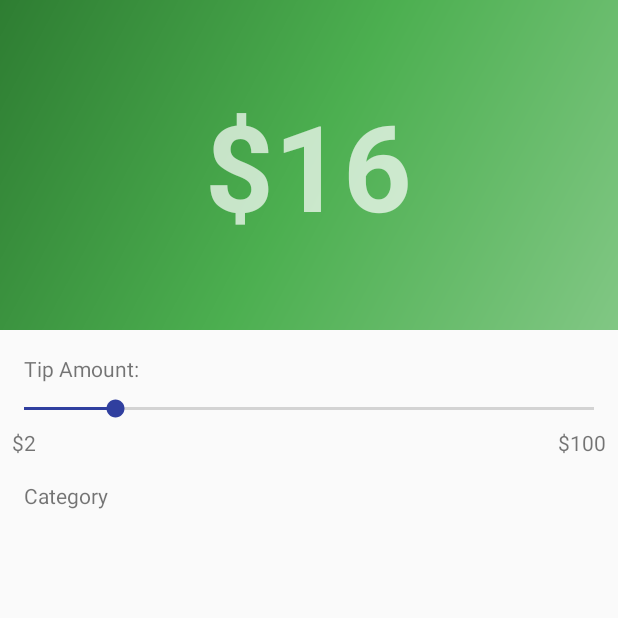
After one commit to gsk-gagan/rewardDesing, an Android app: the Reward screen opened directly, with no data from a screen before it, on a phone screen of 412 x 824 dp, the top half of it. The commit adds this screen. Run offline under Robolectric (Android 15) with nearby library versions, the phone set to English and light mode, and no system bars.

Commit message:
Adding Reward Page

```diff
--- a/sample/src/main/AndroidManifest.xml
+++ b/sample/src/main/AndroidManifest.xml
@@ -1,20 +1,19 @@
 <?xml version="1.0" encoding="utf-8"?>
 <manifest xmlns:android="http://schemas.android.com/apk/res/android"
-    package="com.github.florent37.materialviewpager.sample"
-    >
+    package="com.github.florent37.materialviewpager.sample">
 
-    <uses-permission android:name="android.permission.INTERNET"/>
-    <uses-permission android:name="android.permission.WRITE_EXTERNAL_STORAGE"/>
+    <uses-permission android:name="android.permission.INTERNET" />
+    <uses-permission android:name="android.permission.WRITE_EXTERNAL_STORAGE" />
 
     <application
         android:allowBackup="true"
         android:icon="@mipmap/ic_launcher"
         android:label="@string/app_name"
-        android:theme="@style/AppTheme" >
+        android:theme="@style/AppTheme">
         <activity
             android:name=".MainActivity"
-            android:label="@string/app_name"
-            android:configChanges="orientation">
+            android:configChanges="orientation"
+            android:label="@string/app_name">
             <intent-filter>
                 <action android:name="android.intent.action.MAIN" />
 
@@ -26,6 +25,7 @@
             android:name="io.fabric.ApiKey"
             android:value="29cbd600bb8183011201895a931db91e93f2d614" />
 
+        <activity android:name=".Reward"></activity>
     </application>
 
 </manifest>
--- /dev/null
+++ b/sample/src/main/java/com/github/florent37/materialviewpager/sample/Reward.java
@@ -0,0 +1,50 @@
+package com.github.florent37.materialviewpager.sample;
+
+import android.support.v7.app.AppCompatActivity;
+import android.os.Bundle;
+import android.widget.SeekBar;
+import android.widget.TextView;
+
+public class Reward extends AppCompatActivity {
+
+    private SeekBar seekBar;
+    private TextView rewardTextView;
+    private int minReward, maxReward, reward;
+
+    @Override
+    protected void onCreate(Bundle savedInstanceState) {
+        super.onCreate(savedInstanceState);
+        setContentView(R.layout.activity_reward);
+
+        minReward = 2;
+        maxReward = 100;
+        reward = 16;
+
+        rewardTextView = (TextView) findViewById(R.id.rewardText_tv);
+        rewardTextView.setText("$"+reward);
+
+        seekBar = (SeekBar) findViewById(R.id.rewardSeekBar_sb);
+        seekBar.setProgress(reward);
+        seekBar.setMax(maxReward);
+
+        seekBar.setOnSeekBarChangeListener(new SeekBar.OnSeekBarChangeListener() {
+
+            @Override
+            public void onStopTrackingTouch(SeekBar seekBar) {
+            }
+
+            @Override
+            public void onStartTrackingTouch(SeekBar seekBar) {
+            }
+
+            @Override
+            public void onProgressChanged(SeekBar seekBar, int progress, boolean fromUser) {
+                if(progress < minReward)
+                    reward = minReward;
+                else
+                    reward = progress;
+                rewardTextView.setText("$"+reward);
+            }
+        });
+    }
+}
--- a/sample/src/main/java/com/github/florent37/materialviewpager/sample/fragment/ScrollFragment.java
+++ b/sample/src/main/java/com/github/florent37/materialviewpager/sample/fragment/ScrollFragment.java
@@ -1,5 +1,6 @@
 package com.github.florent37.materialviewpager.sample.fragment;
 
+import android.content.Intent;
 import android.os.Bundle;
 import android.support.annotation.Nullable;
 import android.support.design.widget.FloatingActionButton;
@@ -13,13 +14,12 @@ import android.widget.Toast;
 import com.github.florent37.materialviewpager.MaterialViewPagerHelper;
 
 import com.github.florent37.materialviewpager.sample.R;
+import com.github.florent37.materialviewpager.sample.Reward;
 
 import butterknife.BindView;
 import butterknife.ButterKnife;
 
-/**
- * Created by florentchampigny on 24/04/15.
- */
+
 public class ScrollFragment extends Fragment {
 
     @BindView(R.id.scrollView)
@@ -45,7 +45,8 @@ public class ScrollFragment extends Fragment {
         fab.setOnClickListener(new View.OnClickListener() {
             @Override
             public void onClick(View view) {
-                Toast.makeText(getActivity(), "Hi Clicked", Toast.LENGTH_SHORT).show();
+                Intent intent = new Intent(getActivity(), Reward.class);
+                startActivity(intent);
             }
         });
     }
--- /dev/null
+++ b/sample/src/main/res/layout/activity_reward.xml
@@ -0,0 +1,96 @@
+<?xml version="1.0" encoding="utf-8"?>
+<RelativeLayout xmlns:android="http://schemas.android.com/apk/res/android"
+    xmlns:tools="http://schemas.android.com/tools"
+    android:id="@+id/activity_reward"
+    android:layout_width="match_parent"
+    android:layout_height="match_parent"
+    tools:context="com.github.florent37.materialviewpager.sample.Reward">
+
+
+    <RelativeLayout
+        android:id="@+id/relativeLayout"
+        android:layout_width="match_parent"
+        android:layout_height="220dp"
+        android:background="@drawable/side_nav_bar"
+        android:gravity="center"
+        android:orientation="vertical"
+        android:paddingLeft="@dimen/activity_horizontal_margin"
+        android:paddingRight="@dimen/activity_horizontal_margin"
+        android:paddingTop="@dimen/activity_vertical_margin"
+        android:paddingBottom="@dimen/activity_vertical_margin"
+        android:theme="@style/ThemeOverlay.AppCompat.Dark">
+
+
+        <TextView
+            android:id="@+id/rewardText_tv"
+            android:text="$16"
+            android:textSize="80sp"
+            android:textStyle="bold"
+            android:layout_width="wrap_content"
+            android:layout_height="wrap_content"
+            android:layout_centerVertical="true"
+            android:layout_centerHorizontal="true" />
+    </RelativeLayout>
+
+    <TextView
+        android:text="Tip Amount:"
+        android:layout_width="wrap_content"
+        android:layout_height="wrap_content"
+        android:layout_below="@+id/relativeLayout"
+        android:layout_alignParentLeft="true"
+        android:layout_alignParentStart="true"
+        android:paddingLeft="@dimen/activity_horizontal_margin"
+        android:paddingRight="@dimen/activity_horizontal_margin"
+        android:paddingTop="@dimen/activity_vertical_margin"
+        android:paddingBottom="4dp"
+        android:id="@+id/tipAmountPlaceHolder_tv"/>
+
+    <SeekBar
+        android:layout_width="match_parent"
+        android:layout_height="wrap_content"
+        android:layout_below="@+id/tipAmountPlaceHolder_tv"
+        android:layout_centerHorizontal="true"
+        android:paddingLeft="@dimen/activity_horizontal_margin"
+        android:paddingRight="@dimen/activity_horizontal_margin"
+        android:paddingTop="4dp"
+        android:paddingBottom="4dp"
+        android:progress="3"
+        android:id="@+id/rewardSeekBar_sb" />
+
+    <TextView
+        android:text="$2"
+        android:layout_width="wrap_content"
+        android:layout_height="wrap_content"
+        android:layout_below="@+id/rewardSeekBar_sb"
+        android:layout_alignParentLeft="true"
+        android:layout_alignParentStart="true"
+        android:id="@+id/minReward_tv"
+        android:paddingLeft="8dp"
+        android:paddingRight="8dp"/>
+
+    <TextView
+        android:text="$100"
+        android:layout_width="wrap_content"
+        android:layout_height="wrap_content"
+        android:layout_alignBottom="@+id/minReward_tv"
+        android:layout_alignParentRight="true"
+        android:layout_alignParentEnd="true"
+        android:id="@+id/maxReward_tv"
+        android:paddingLeft="8dp"
+        android:paddingRight="8dp"/>
+
+    <TextView
+        android:text="Category"
+        android:layout_width="wrap_content"
+        android:layout_height="wrap_content"
+        android:layout_below="@+id/minReward_tv"
+        android:layout_alignParentLeft="true"
+        android:layout_alignParentStart="true"
+        android:paddingLeft="@dimen/activity_horizontal_margin"
+        android:paddingRight="@dimen/activity_horizontal_margin"
+        android:paddingTop="@dimen/activity_vertical_margin"
+        android:paddingBottom="@dimen/activity_vertical_margin"
+        android:id="@+id/textView8" />
+
+
+</RelativeLayout>
```
Also changed, not shown: sample/src/main/res/drawable/md_award.png (added), sample/src/main/res/drawable/md_burger.png (added), sample/src/main/res/drawable/md_coin.png (added), sample/src/main/res/drawable/md_crown.png (added), sample/src/main/res/drawable/md_diamond.png (added), sample/src/main/res/drawable/md_film.png (added), sample/src/main/res/drawable/md_fitbit.png (added), sample/src/main/res/drawable/md_gym.png (added), sample/src/main/res/drawable/md_shopping.png (added), sample/src/main/res/drawable/md_suitcase.png (added), sample/src/main/res/drawable/md_thumbsup.png (added), sample/src/main/res/drawable/md_wallet.png (added).
